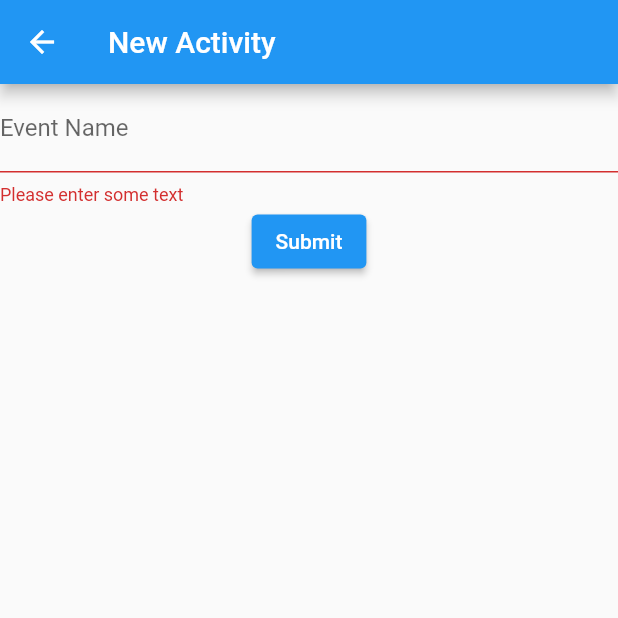
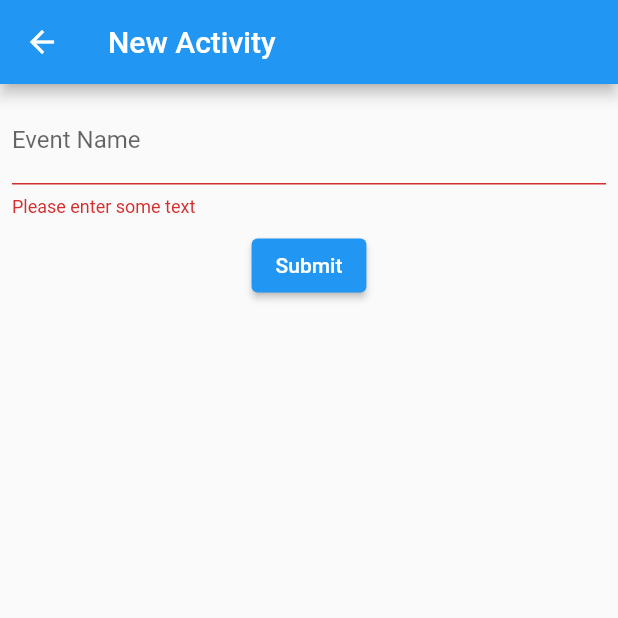
Before and after one commit to youniversityupc/android, a Flutter app: the ActivityForm screen opened directly, on a phone screen of 412 x 824 dp, the top half of it. Run offline on Flutter 3.47's test engine with Material 2 defaults, Android fonts, the phone set to English and light mode, and no system bars.

Commit message:
feat: added activity component layout

```diff
--- a/lib/activities/widgets/activity-form.widget.dart
+++ b/lib/activities/widgets/activity-form.widget.dart
@@ -13,7 +13,7 @@ class ActivityForm extends StatefulWidget {
 class ActivityFormState extends State<ActivityForm> {
   final String? Function(String? value)? _inputValidation = (value) {
     if(value == null || value.isEmpty) return 'Please enter some text';
-    return null;
+    return "";
   };
   final _formKey = GlobalKey<FormState>();
   final Map<String,String> _currentOptionsSelected = {
@@ -38,11 +38,14 @@ class ActivityFormState extends State<ActivityForm> {
       autovalidateMode: AutovalidateMode.always,
       child: Column(
         children: <Widget>[
-          TextFormField(
-            decoration: const InputDecoration(
-              labelText: "Event Name"
+          Padding(
+            padding: const EdgeInsets.all(8.0),
+            child: TextFormField(
+              decoration: const InputDecoration(
+                labelText: "Event Name"
+              ),
+              validator: _inputValidation,
             ),
-            validator: _inputValidation,
           ),
           ElevatedButton(
             onPressed: () {
```
